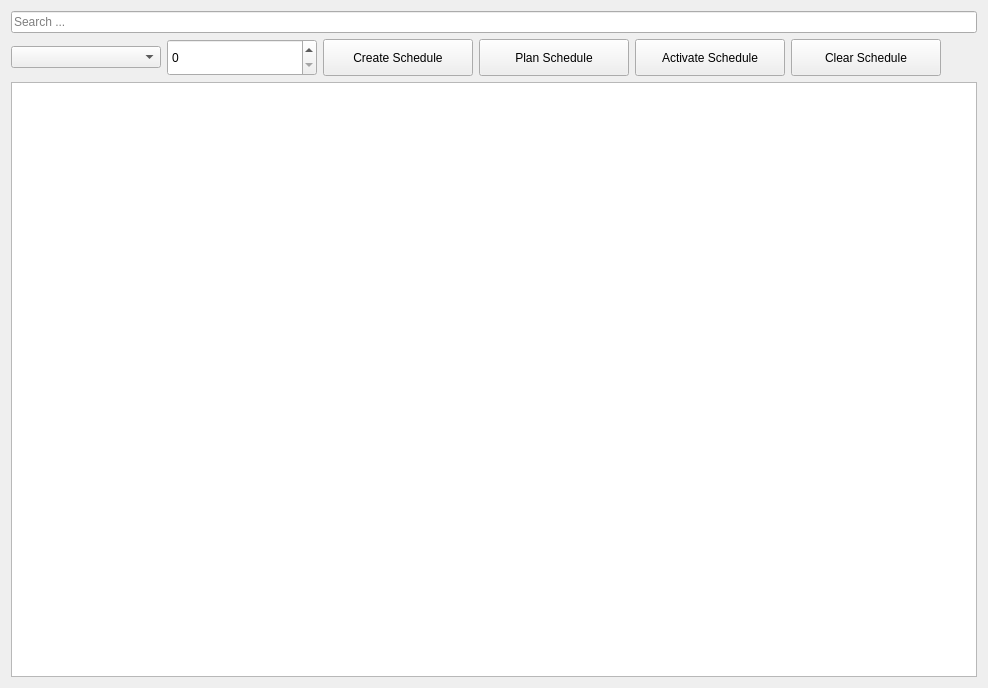
Above: ui/planningView.ui from olk90/shift before the change. Below: the same form after it.
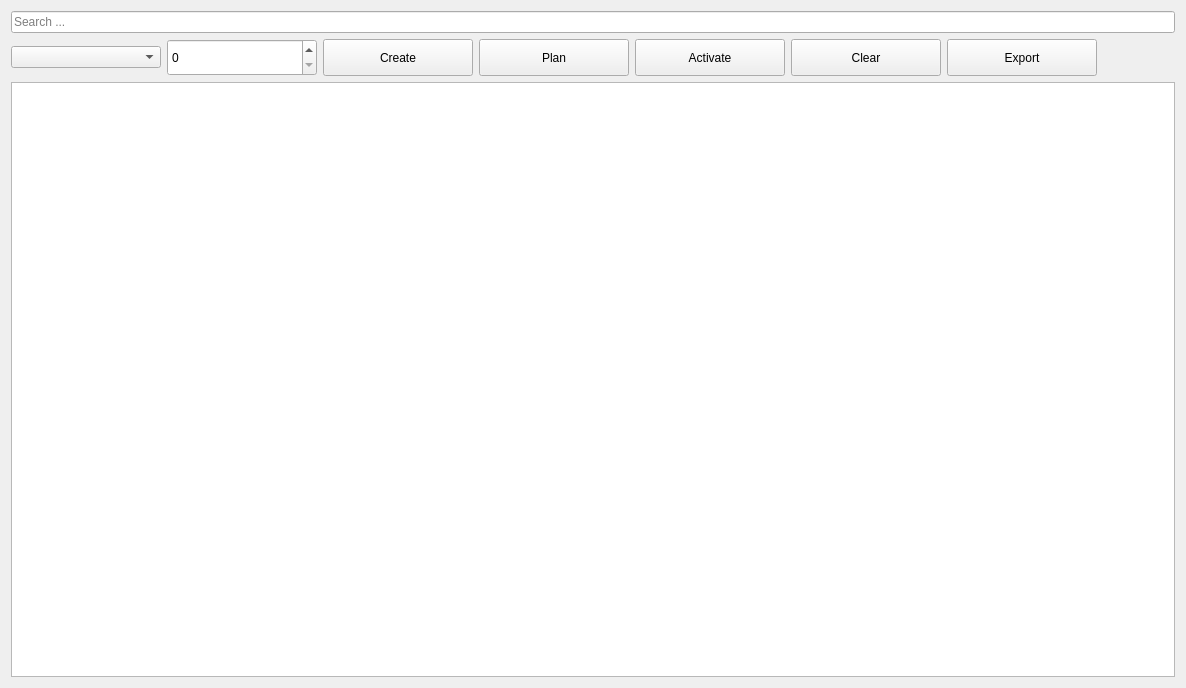
That is the form after the change.

Commit message:
added export dialog for schedules
- use xlsx as default
- export directly from ScheduleModel

The edit to the form file:
```diff
--- a/ui/planningView.ui
+++ b/ui/planningView.ui
@@ -6,7 +6,7 @@
    <rect>
     <x>0</x>
     <y>0</y>
-    <width>988</width>
+    <width>1186</width>
     <height>688</height>
    </rect>
   </property>
@@ -60,7 +60,7 @@
           </size>
          </property>
          <property name="text">
-          <string>Create Schedule</string>
+          <string>Create</string>
          </property>
         </widget>
        </item>
@@ -73,7 +73,7 @@
           </size>
          </property>
          <property name="text">
-          <string>Plan Schedule</string>
+          <string>Plan</string>
          </property>
         </widget>
        </item>
@@ -86,7 +86,7 @@
           </size>
          </property>
          <property name="text">
-          <string>Activate Schedule</string>
+          <string>Activate</string>
          </property>
          <property name="checkable">
           <bool>true</bool>
@@ -105,7 +105,26 @@
           </size>
          </property>
          <property name="text">
-          <string>Clear Schedule</string>
+          <string>Clear</string>
+         </property>
+        </widget>
+       </item>
+       <item>
+        <widget class="QPushButton" name="exportButton">
+         <property name="sizePolicy">
+          <sizepolicy hsizetype="Minimum" vsizetype="Fixed">
+           <horstretch>0</horstretch>
+           <verstretch>0</verstretch>
+          </sizepolicy>
+         </property>
+         <property name="minimumSize">
+          <size>
+           <width>150</width>
+           <height>37</height>
+          </size>
+         </property>
+         <property name="text">
+          <string>Export</string>
          </property>
         </widget>
        </item>
```
Left out of the diff: 2 changed lines with no effect on the pictures. The commit also changes 10 other files.
